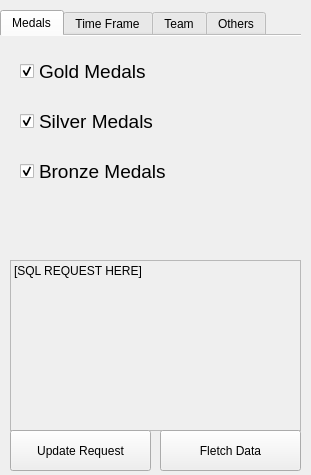
This is data/UIs/RequestOptions.ui in LiamB72/TROPHEE_NSI as Qt 5 draws it before an edit. The edited form follows.
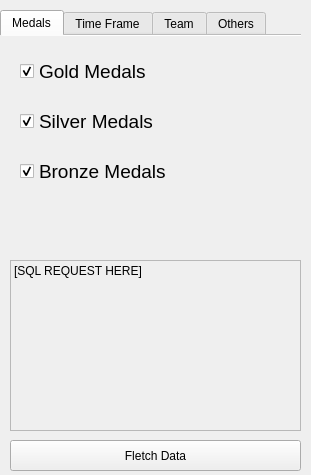
This is the edited form.

Commit message: Polished the sql request generation

Diff of the .ui file:
```diff
--- a/data/UIs/RequestOptions.ui
+++ b/data/UIs/RequestOptions.ui
@@ -469,26 +469,13 @@
      <cstring></cstring>
     </property>
    </widget>
-   <widget class="QPushButton" name="updRq">
-    <property name="geometry">
-     <rect>
-      <x>10</x>
-      <y>430</y>
-      <width>141</width>
-      <height>41</height>
-     </rect>
-    </property>
-    <property name="text">
-     <string>Update Request</string>
-    </property>
-   </widget>
    <widget class="QPushButton" name="confirmButton">
     <property name="geometry">
      <rect>
-      <x>160</x>
-      <y>430</y>
-      <width>141</width>
-      <height>41</height>
+      <x>10</x>
+      <y>440</y>
+      <width>291</width>
+      <height>31</height>
      </rect>
     </property>
     <property name="text">
```
The commit also changes 1 other file.
